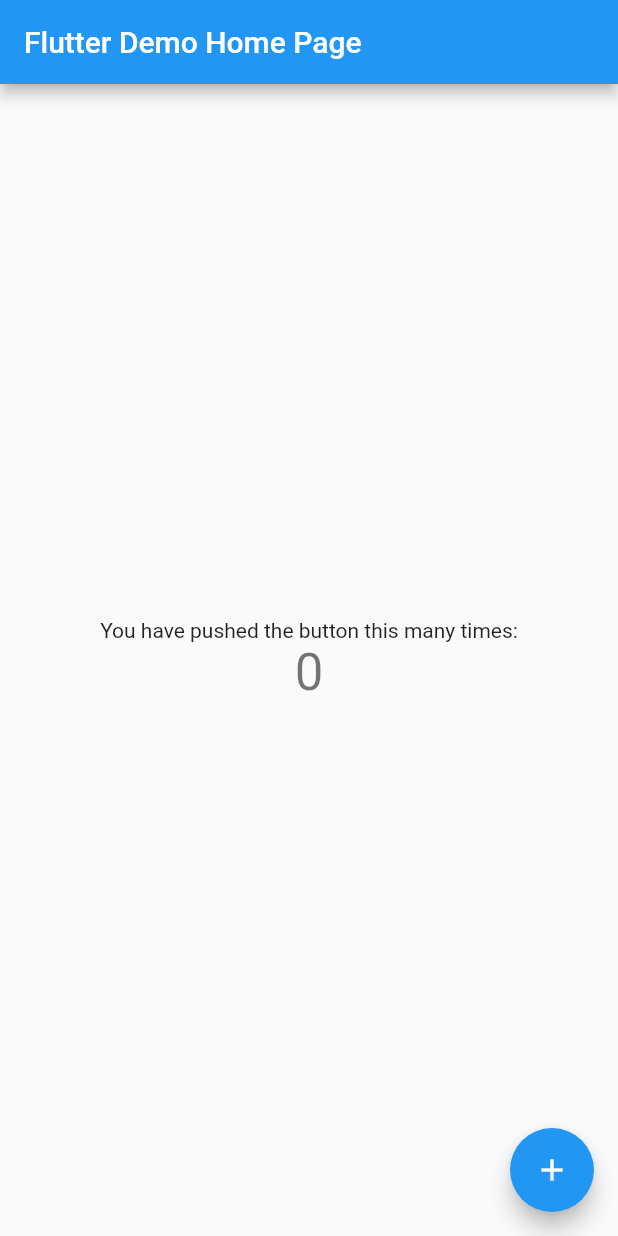
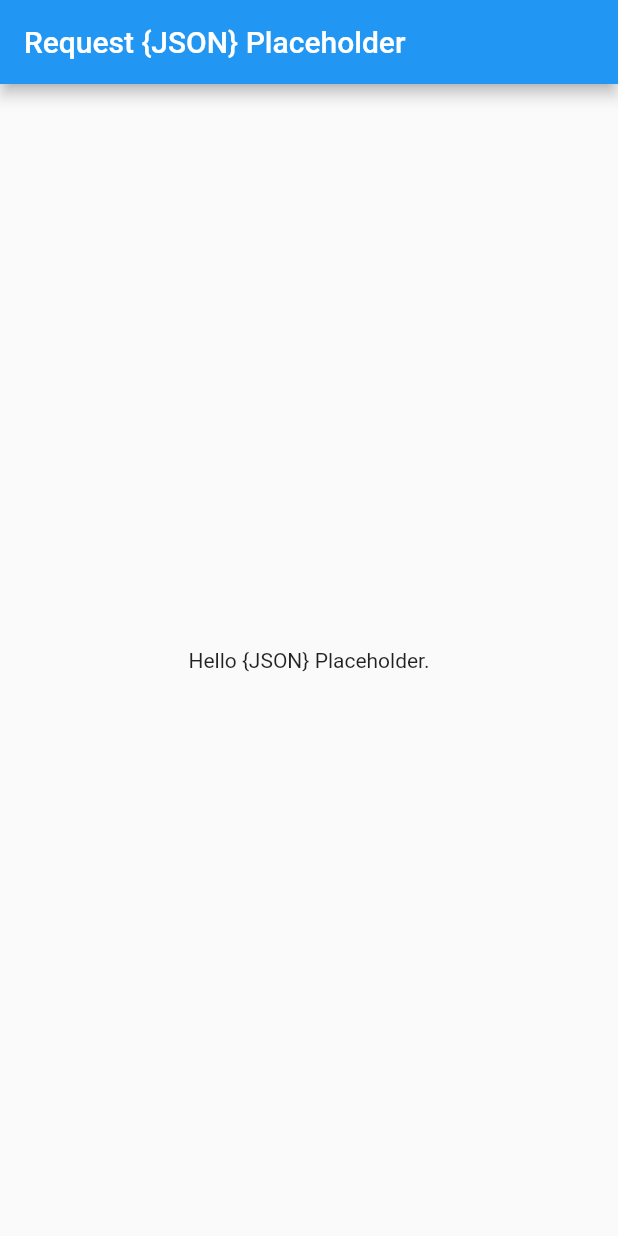
Before and after one commit to ru-461/request-placeholder, a Flutter app: the screen it shows after launch, on a phone screen of 412 x 824 dp. Run offline on Flutter 3.47's test engine with Material 2 defaults, Android fonts, the phone set to English and light mode, and no system bars.

Commit message:
update: Organize main

```diff
--- a/lib/main.dart
+++ b/lib/main.dart
@@ -10,11 +10,11 @@ class MyApp extends StatelessWidget {
   @override
   Widget build(BuildContext context) {
     return MaterialApp(
-      title: 'Flutter Demo',
+      title: 'Request {JSON} Placeholder',
       theme: ThemeData(
         primarySwatch: Colors.blue,
       ),
-      home: const MyHomePage(title: 'Flutter Demo Home Page'),
+      home: const MyHomePage(title: 'Request {JSON} Placeholder'),
     );
   }
 }
@@ -29,14 +29,6 @@ class MyHomePage extends StatefulWidget {
 }
 
 class _MyHomePageState extends State<MyHomePage> {
-  int _counter = 0;
-
-  void _incrementCounter() {
-    setState(() {
-      _counter++;
-    });
-  }
-
   @override
   Widget build(BuildContext context) {
     return Scaffold(
@@ -46,21 +38,12 @@ class _MyHomePageState extends State<MyHomePage> {
       body: Center(
         child: Column(
           mainAxisAlignment: MainAxisAlignment.center,
-          children: <Widget>[
-            const Text(
-              'You have pushed the button this many times:',
-            ),
+          children: const [
             Text(
-              '$_counter',
-              style: Theme.of(context).textTheme.headlineMedium,
-            ),
+              'Hello {JSON} Placeholder.',
+            )
           ],
         ),
-      ),
-      floatingActionButton: FloatingActionButton(
-        onPressed: _incrementCounter,
-        tooltip: 'Increment',
-        child: const Icon(Icons.add),
       ),
     );
   }
```
